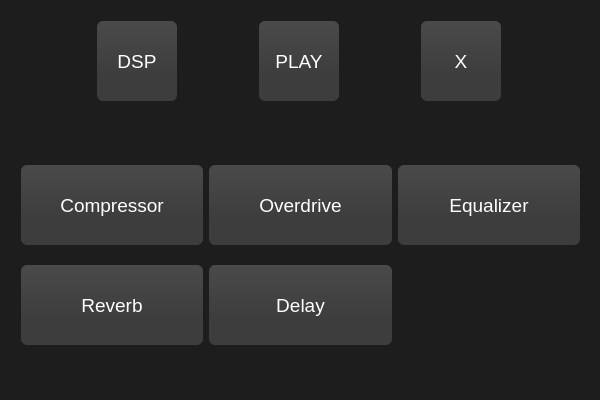
Above: CrimsonGUI/mainwindow.ui from eduardosacco/crimsonfx before the change. Below: the same form after it.
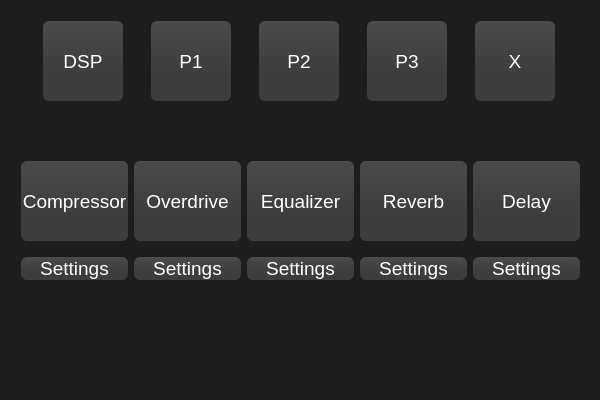
That is the form after the change.

The edit to the form file:
```diff
--- a/CrimsonGUI/mainwindow.ui
+++ b/CrimsonGUI/mainwindow.ui
@@ -49,10 +49,24 @@
       <x>10</x>
       <y>140</y>
       <width>581</width>
-      <height>231</height>
+      <height>161</height>
      </rect>
     </property>
     <layout class="QGridLayout" name="gridLayout">
+     <item row="1" column="1">
+      <widget class="QPushButton" name="btnOverdrive1Settings">
+       <property name="text">
+        <string>Settings</string>
+       </property>
+      </widget>
+     </item>
+     <item row="1" column="2">
+      <widget class="QPushButton" name="btnEqualizerSet">
+       <property name="text">
+        <string>Settings</string>
+       </property>
+      </widget>
+     </item>
      <item row="0" column="2">
       <widget class="QPushButton" name="pBtnFx3">
        <property name="sizePolicy">
@@ -70,43 +84,8 @@
        <property name="text">
         <string>Equalizer</string>
        </property>
-      </widget>
-     </item>
-     <item row="0" column="0">
-      <widget class="QPushButton" name="pBtnFx1">
-       <property name="sizePolicy">
-        <sizepolicy hsizetype="Minimum" vsizetype="Fixed">
-         <horstretch>0</horstretch>
-         <verstretch>0</verstretch>
-        </sizepolicy>
-       </property>
-       <property name="minimumSize">
-        <size>
-         <width>80</width>
-         <height>80</height>
-        </size>
-       </property>
-       <property name="text">
-        <string>Compressor</string>
-       </property>
-      </widget>
-     </item>
-     <item row="1" column="1">
-      <widget class="QPushButton" name="pBtnFx5">
-       <property name="sizePolicy">
-        <sizepolicy hsizetype="Minimum" vsizetype="Fixed">
-         <horstretch>0</horstretch>
-         <verstretch>0</verstretch>
-        </sizepolicy>
-       </property>
-       <property name="minimumSize">
-        <size>
-         <width>80</width>
-         <height>80</height>
-        </size>
-       </property>
-       <property name="text">
-        <string>Delay</string>
+       <property name="checkable">
+        <bool>true</bool>
        </property>
       </widget>
      </item>
@@ -127,10 +106,64 @@
        <property name="text">
         <string>Overdrive</string>
        </property>
+       <property name="checkable">
+        <bool>true</bool>
+       </property>
       </widget>
      </item>
      <item row="1" column="0">
-      <widget class="QPushButton" name="pBtnFx4">
+      <widget class="QPushButton" name="btnCompressorSettings">
+       <property name="text">
+        <string>Settings</string>
+       </property>
+      </widget>
+     </item>
+     <item row="0" column="0">
+      <widget class="QPushButton" name="btnCompressorState">
+       <property name="sizePolicy">
+        <sizepolicy hsizetype="Minimum" vsizetype="Fixed">
+         <horstretch>0</horstretch>
+         <verstretch>0</verstretch>
+        </sizepolicy>
+       </property>
+       <property name="minimumSize">
+        <size>
+         <width>80</width>
+         <height>80</height>
+        </size>
+       </property>
+       <property name="text">
+        <string>Compressor</string>
+       </property>
+       <property name="checkable">
+        <bool>true</bool>
+       </property>
+      </widget>
+     </item>
+     <item row="0" column="4">
+      <widget class="QPushButton" name="btnDelay1State">
+       <property name="sizePolicy">
+        <sizepolicy hsizetype="Minimum" vsizetype="Fixed">
+         <horstretch>0</horstretch>
+         <verstretch>0</verstretch>
+        </sizepolicy>
+       </property>
+       <property name="minimumSize">
+        <size>
+         <width>80</width>
+         <height>80</height>
+        </size>
+       </property>
+       <property name="text">
+        <string>Delay</string>
+       </property>
+       <property name="checkable">
+        <bool>true</bool>
+       </property>
+      </widget>
+     </item>
+     <item row="0" column="3">
+      <widget class="QPushButton" name="btnReverb1State">
        <property name="sizePolicy">
         <sizepolicy hsizetype="Minimum" vsizetype="Fixed">
          <horstretch>0</horstretch>
@@ -146,6 +179,23 @@
        <property name="text">
         <string>Reverb</string>
        </property>
+       <property name="checkable">
+        <bool>true</bool>
+       </property>
+      </widget>
+     </item>
+     <item row="1" column="3">
+      <widget class="QPushButton" name="btnReverb1Settings">
+       <property name="text">
+        <string>Settings</string>
+       </property>
+      </widget>
+     </item>
+     <item row="1" column="4">
+      <widget class="QPushButton" name="btnDelay1Settings">
+       <property name="text">
+        <string>Settings</string>
+       </property>
       </widget>
      </item>
     </layout>
@@ -194,12 +244,50 @@
         </size>
        </property>
        <property name="text">
-        <string>PLAY</string>
+        <string>P1</string>
        </property>
       </widget>
      </item>
      <item>
-      <widget class="QPushButton" name="pBtnExit">
+      <widget class="QPushButton" name="btnPreset2">
+       <property name="sizePolicy">
+        <sizepolicy hsizetype="Fixed" vsizetype="Fixed">
+         <horstretch>0</horstretch>
+         <verstretch>0</verstretch>
+        </sizepolicy>
+       </property>
+       <property name="minimumSize">
+        <size>
+         <width>80</width>
+         <height>80</height>
+        </size>
+       </property>
+       <property name="text">
+        <string>P2</string>
+       </property>
+      </widget>
+     </item>
+     <item>
+      <widget class="QPushButton" name="btnPreset3">
+       <property name="sizePolicy">
+        <sizepolicy hsizetype="Fixed" vsizetype="Fixed">
+         <horstretch>0</horstretch>
+         <verstretch>0</verstretch>
+        </sizepolicy>
+       </property>
+       <property name="minimumSize">
+        <size>
+         <width>80</width>
+         <height>80</height>
+        </size>
+       </property>
+       <property name="text">
+        <string>P3</string>
+       </property>
+      </widget>
+     </item>
+     <item>
+      <widget class="QPushButton" name="btnExit">
        <property name="sizePolicy">
         <sizepolicy hsizetype="Fixed" vsizetype="Fixed">
          <horstretch>0</horstretch>
```
Left out of the diff: 8 changed lines with no effect on the pictures.
